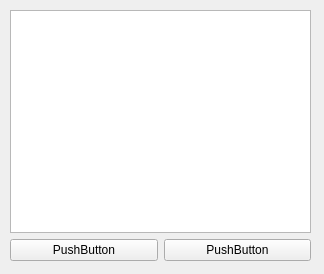
SokAnn/phone_book, file pas_win.ui: the form before one commit.
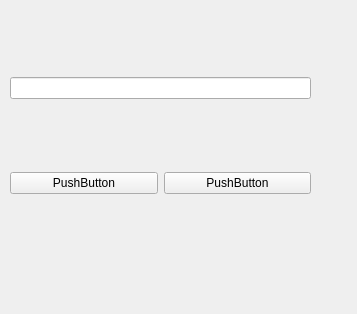
The form after the commit.

Diff of the .ui file:
```diff
--- a/pas_win.ui
+++ b/pas_win.ui
@@ -6,8 +6,8 @@
    <rect>
     <x>0</x>
     <y>0</y>
-    <width>324</width>
-    <height>274</height>
+    <width>357</width>
+    <height>314</height>
    </rect>
   </property>
   <property name="windowTitle">
@@ -25,7 +25,7 @@
     </property>
     <layout class="QVBoxLayout" name="verticalLayout">
      <item>
-      <widget class="QTextEdit" name="AddressTextEdit"/>
+      <widget class="QLineEdit" name="AddresslineEdit"/>
      </item>
      <item>
       <layout class="QHBoxLayout" name="horizontalLayout">
```
